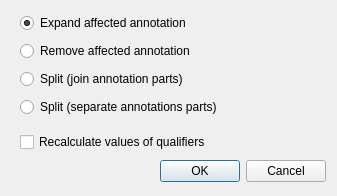
Before: the Qt Designer form src/corelibs/U2Gui/src/util/EditSettingsDialog.ui in violethaze74/ugene, drawn with Qt 5.
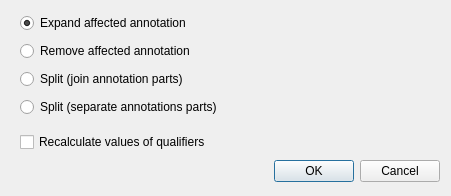
After: the same form once the commit is applied.

Diff of the .ui file:
```diff
--- a/src/corelibs/U2Gui/src/util/EditSettingsDialog.ui
+++ b/src/corelibs/U2Gui/src/util/EditSettingsDialog.ui
@@ -6,7 +6,7 @@
    <rect>
     <x>0</x>
     <y>0</y>
-    <width>337</width>
+    <width>451</width>
     <height>196</height>
    </rect>
   </property>
```
